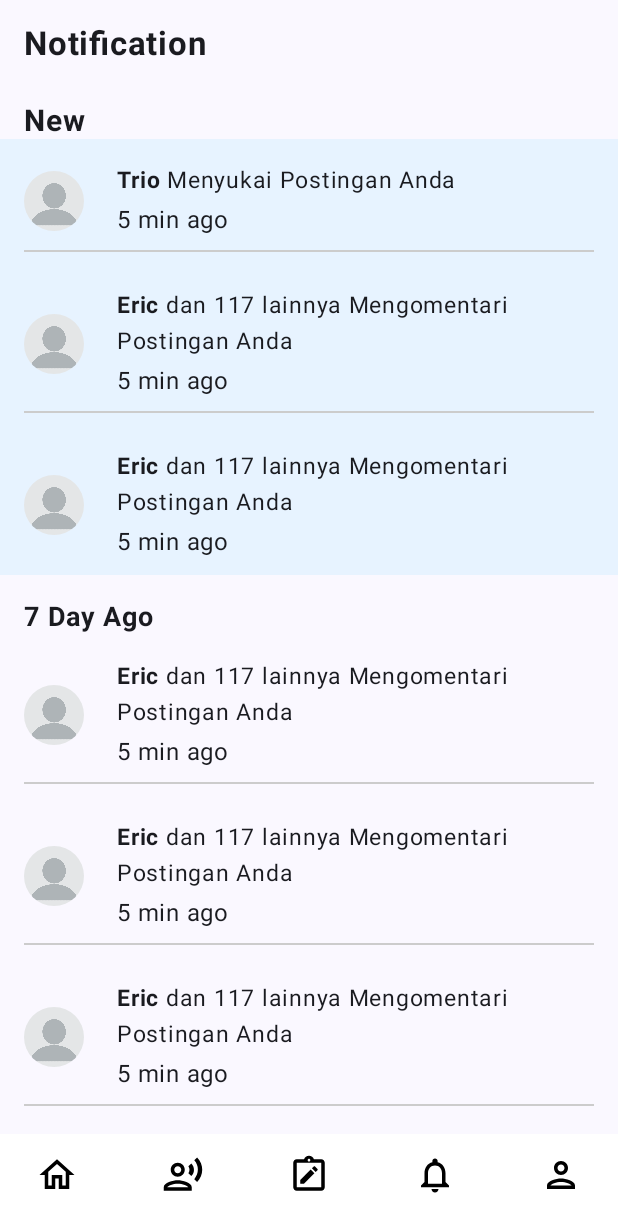
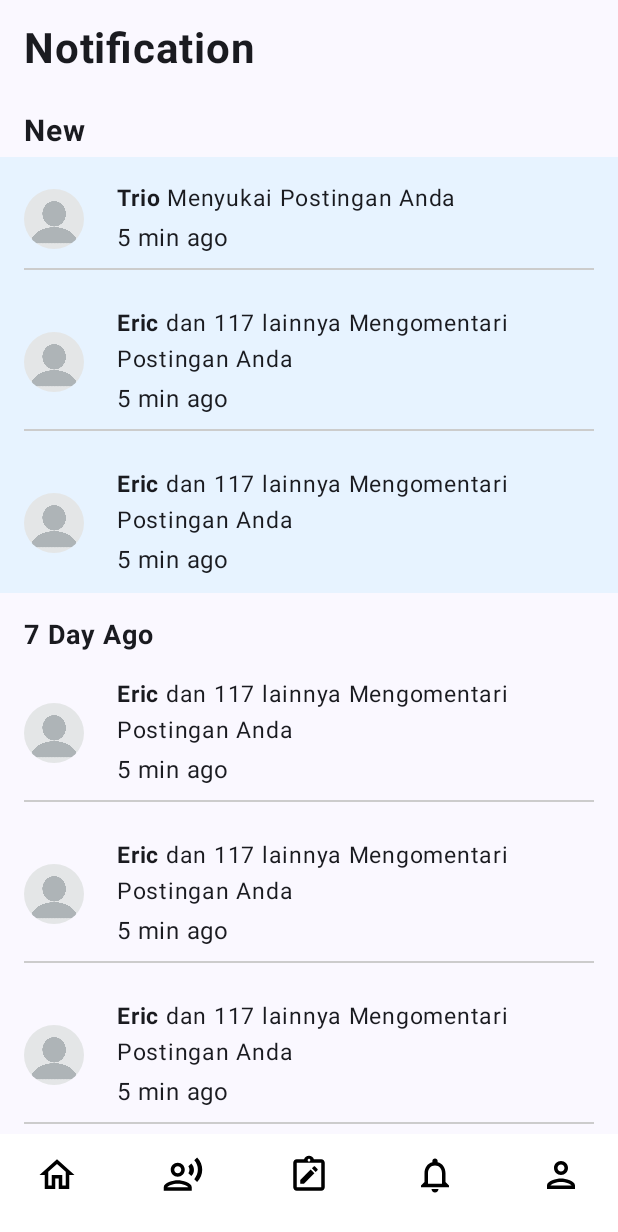
Before and after one commit to FuadHmdn/U-Voice, an Android app built with Jetpack Compose: the NotificationScreen screen opened through its navigation route, on a phone screen of 412 x 824 dp. Shown: the top 1232 px of the screen. Run offline under Robolectric (Android 15) with nearby library versions, the phone set to English and light mode, and no system bars.

Commit message:
Style: Notification

```diff
--- a/app/src/main/java/com/tam/uvo/Notification/presentation/NotificationScreen.kt
+++ b/app/src/main/java/com/tam/uvo/Notification/presentation/NotificationScreen.kt
@@ -39,9 +39,9 @@ import com.tam.uvo.ui.theme.Blue
 fun NotificationScreen(){
     val scrollState = rememberScrollState()
     Column(modifier = Modifier.verticalScroll(scrollState) ) {
-        Text(text = "Notification", fontSize = 22.sp, fontWeight = FontWeight.Bold, modifier = Modifier.padding(start = 16.dp, top = 16.dp))
+        Text(text = "Notification", fontSize = 28.sp, fontWeight = FontWeight.Bold, modifier = Modifier.padding(start = 16.dp, top = 16.dp))
         Spacer(modifier = Modifier.height(10.dp))
-        Text(text = "New", fontSize = 20.sp, fontWeight = FontWeight.Bold, modifier = Modifier.padding(start = 16.dp, top = 16.dp))
+        Text(text = "New", fontSize = 20.sp, fontWeight = FontWeight.Bold, modifier = Modifier.padding(start = 16.dp, top = 16.dp, bottom = 5.dp))
         Box(modifier = Modifier
             .fillMaxWidth()
             .background(Blue)) {
```
